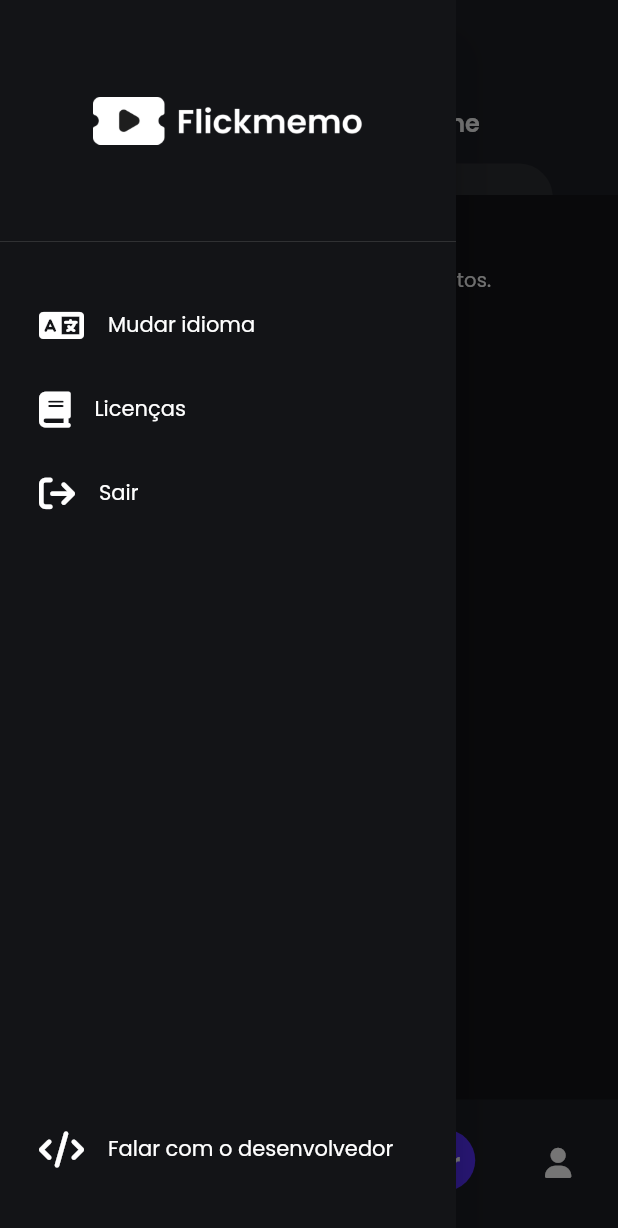
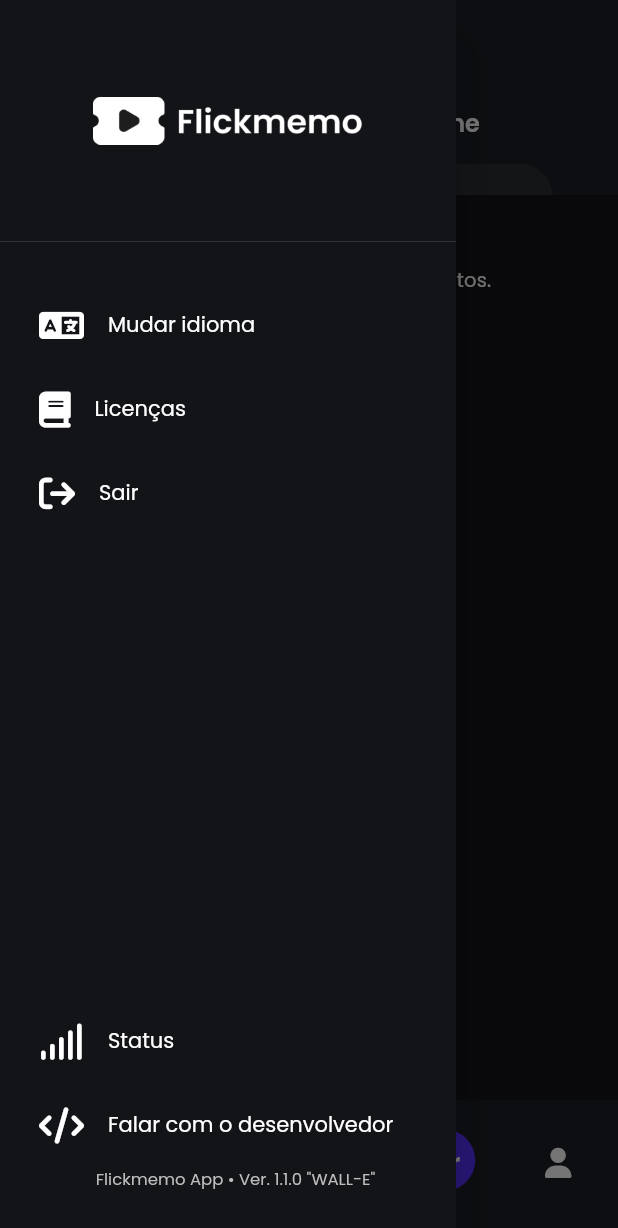
Before and after one commit to LuizKraisch/flickmemo, a Flutter app: the BasePage screen opened directly with empty values, item 2 of the bottom bar chosen, with the side drawer open, on a phone screen of 412 x 824 dp. Shown: the top 1228 px of the screen. Run offline on Flutter 3.47's test engine with Material 2 defaults, Android fonts, the phone set to English and light mode, and no system bars; drawn by our look-alikes of google_nav_bar; our stand-ins replace expandable_text, firebase_auth, firebase_core, firebase_crashlytics, fluttertoast, font_awesome_flutter and 5 more; accounts and stored records are empty; generated files the repository leaves out were written again; network calls fail.

Commit message:
chore: adding status button, version info

```diff
--- a/lib/components/side_drawer.dart
+++ b/lib/components/side_drawer.dart
@@ -142,6 +142,19 @@ class _SideDrawerState extends State<SideDrawer> {
                   padding: const EdgeInsets.fromLTRB(10, 0, 0, 0),
                   child: ListTile(
                     minLeadingWidth: 10,
+                    leading: FaIcon(FontAwesomeIcons.signal,
+                        color: Theme.of(context).colorScheme.outline),
+                    title: Text(
+                      t.common.sideDrawer.options.status,
+                      style: Theme.of(context).textTheme.headlineSmall,
+                    ),
+                    onTap: () => launchStatusPage(),
+                  ),
+                ),
+                Padding(
+                  padding: const EdgeInsets.fromLTRB(10, 0, 0, 0),
+                  child: ListTile(
+                    minLeadingWidth: 10,
                     leading: FaIcon(FontAwesomeIcons.code,
                         color: Theme.of(context).colorScheme.outline),
                     title: Text(
@@ -150,6 +163,17 @@ class _SideDrawerState extends State<SideDrawer> {
                     ),
                     onTap: () => launchDeveloperEmail(),
                   ),
+                ),
+                Padding(
+                  padding: const EdgeInsets.fromLTRB(10, 0, 0, 0),
+                  child: Text('Flickmemo App • Ver. 1.1.0 "WALL-E"',
+                      textAlign: TextAlign.start,
+                      style: TextStyle(
+                        fontSize: 11,
+                        color: Colors.grey.shade400,
+                        fontWeight: FontWeight.w400,
+                        fontFamily: GoogleFonts.poppins().fontFamily,
+                      )),
                 ),
               ],
             ),
--- a/lib/i18n/strings_en.i18n.json
+++ b/lib/i18n/strings_en.i18n.json
@@ -16,6 +16,7 @@
         "changeLanguage": "Change language",
         "licenses": "Licenses",
         "logOut": "Log out",
+        "status": "Status",
         "developer": "Talk with the developer"
       },
       "languageDialog": {
@@ -44,6 +45,7 @@
       "emailFailed": "Could not launch email. Please, try again.",
       "emailSubject": "Hello! I want to talk about Flickmemo",
       "emailBody": "Here you write a nice message for me :)",
+      "statusPageFailed": "Could not launch status page. Please, try again.",
       "imdbFailed": "Could not launch IMDb page. Please, try again."
     },
     "review": {
--- a/lib/i18n/strings_pt.i18n.json
+++ b/lib/i18n/strings_pt.i18n.json
@@ -16,6 +16,7 @@
         "changeLanguage": "Mudar idioma",
         "licenses": "Licenças",
         "logOut": "Sair",
+        "status": "Status",
         "developer": "Falar com o desenvolvedor"
       },
       "languageDialog": {
@@ -44,6 +45,7 @@
       "emailFailed": "Não foi possível abrir o e-mail. Por favor, tente novamente.",
       "emailSubject": "Olá! Quero falar sobre o Flickmemo",
       "emailBody": "Aqui você escreve uma mensagem legal para mim :)",
+      "statusPageFailed": "Não foi possível acessar a página de status. Por favor, tente novamente.",
       "imdbFailed": "Não foi possível acessar o IMDB. Por favor, tente novamente."
     },
     "review": {
--- a/lib/services/helpers.dart
+++ b/lib/services/helpers.dart
@@ -31,6 +31,16 @@ Future<void> launchDeveloperEmail() async {
   }
 }
 
+Future<void> launchStatusPage() async {
+  final statusPageUrl =
+      Uri.parse('https://luizkraisch.github.io/flickmemo-status/');
+  if (await canLaunchUrl(statusPageUrl)) {
+    await launchUrl(statusPageUrl);
+  } else {
+    addToast(t.toast.helpers.statusPageFailed);
+  }
+}
+
 Future<void> launchIMDbPage(String imdbId) async {
   final imdbUrl = Uri.parse('https://www.imdb.com/title/$imdbId/');
   if (await canLaunchUrl(imdbUrl)) {
```
Also changed, not shown: lib/i18n/strings.g.dart.
